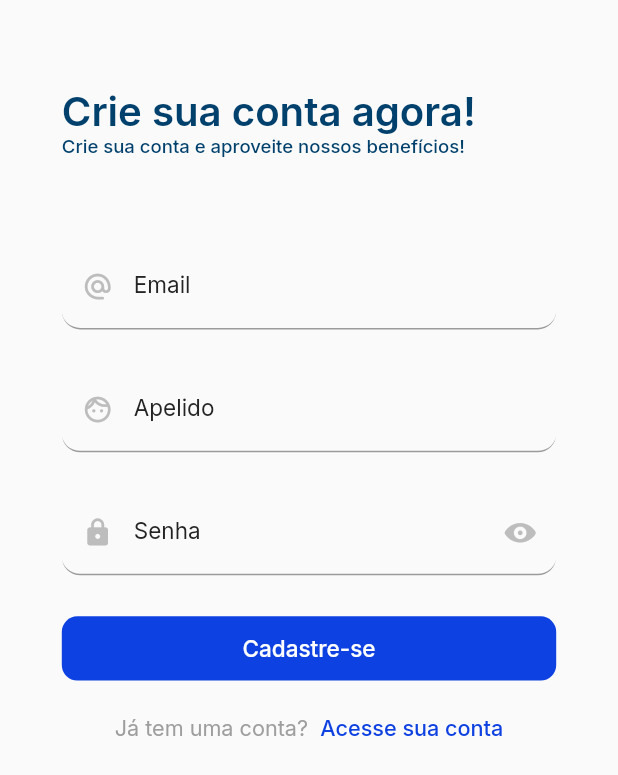
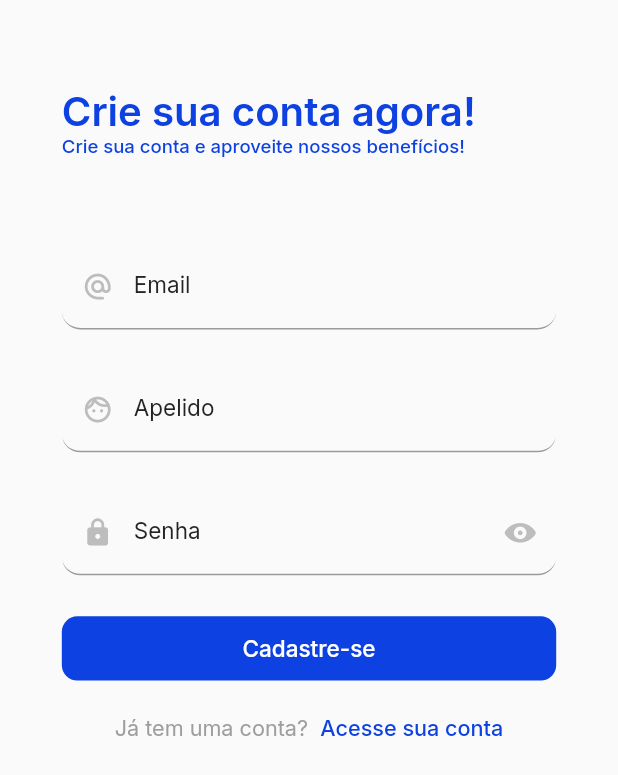
Before and after one commit to Thiago2807/TodoList, a Flutter app: the screen it shows after launch, after a tap on "Crie uma conta", on a phone screen of 412 x 824 dp. Shown: the top 775 px of the screen. Run offline on Flutter 3.47's test engine with Material 2 defaults, Android fonts, the phone set to English and light mode, and no system bars; our stand-ins replace email_validator, flutter_native_splash, flutter_svg, get_it, google_fonts, shared_preferences and 1 more; network calls fail.

```diff
--- a/TodoList_App/todolist_app/lib/main.dart
+++ b/TodoList_App/todolist_app/lib/main.dart
@@ -1,4 +1,6 @@
 import 'package:flutter/material.dart';
+import 'package:flutter_native_splash/flutter_native_splash.dart';
+import 'package:intl/intl.dart';
 import 'package:provider/provider.dart';
 import 'package:todolist_app/domain/routes/routes_app.dart';
 
@@ -6,7 +8,12 @@ import 'application/provider/auth_provider.dart';
 import 'infra.ioc/dependecy_injection/dependency_injection.dart';
 
 void main() {
+  WidgetsBinding widgetsBinding = WidgetsFlutterBinding.ensureInitialized();
+  FlutterNativeSplash.preserve(widgetsBinding: widgetsBinding);
+
   DependencyInjection.setupDependencyInjection();
+
+  FlutterNativeSplash.remove();
 
   runApp(
     MultiProvider(
--- a/TodoList_App/todolist_app/lib/presentation/colors/colors.dart
+++ b/TodoList_App/todolist_app/lib/presentation/colors/colors.dart
@@ -1,4 +1,4 @@
-int get primaryColor => 0xff00406c;
+int get primaryColor => 0xff48cae4;
 int get secondaryColor => 0xff0d41e1;
 
 int get blackColor => 0xff242424;
--- a/TodoList_App/todolist_app/lib/presentation/screens/auth/components/message_initial.dart
+++ b/TodoList_App/todolist_app/lib/presentation/screens/auth/components/message_initial.dart
@@ -32,7 +32,7 @@ class MessageInitial extends StatelessWidget {
                     style: FontGoogle.interFont(
                       size: size.width * .065,
                       fontWeight: FontWeight.w600,
-                      color: Color(primaryColor),
+                      color: Color(secondaryColor),
                     ),
                   ),
                   Text(
@@ -41,7 +41,7 @@ class MessageInitial extends StatelessWidget {
                     style: FontGoogle.interFont(
                       size: size.width * .03,
                       fontWeight: FontWeight.w500,
-                      color: Color(primaryColor),
+                      color: Color(secondaryColor),
                     ),
                   ),
                 ],
@@ -56,7 +56,7 @@ class MessageInitial extends StatelessWidget {
                     style: FontGoogle.interFont(
                       size: size.width * .065,
                       fontWeight: FontWeight.w600,
-                      color: Color(primaryColor),
+                      color: Color(secondaryColor),
                     ),
                   ),
                   Text(
@@ -65,7 +65,7 @@ class MessageInitial extends StatelessWidget {
                     style: FontGoogle.interFont(
                       size: size.width * .03,
                       fontWeight: FontWeight.w500,
-                      color: Color(primaryColor),
+                      color: Color(secondaryColor),
                     ),
                   ),
                 ],
```
Also changed, not shown: TodoList_App/todolist_app/lib/presentation/screens/home/home_screen.dart (+84 -2 lines), TodoList_App/todolist_app/pubspec.yaml (+9 -0 lines), TodoList_App/todolist_app/pubspec.lock, 14 other files.
